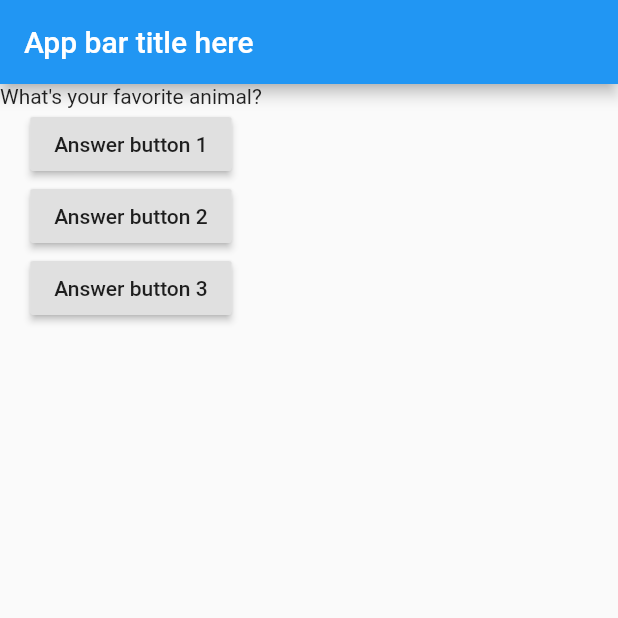
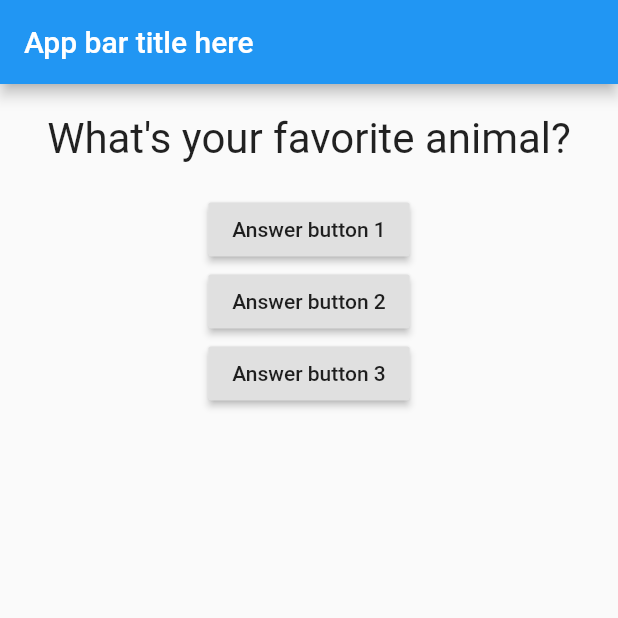
Before and after one commit to hoonblizz/Flutter_Sample1_QuizApp, a Flutter app: the screen it shows after launch, after a tap on "Answer button 1", on a phone screen of 412 x 824 dp, the top half of it. Run offline on Flutter 3.47's test engine with Material 2 defaults, Android fonts, the phone set to English and light mode, and no system bars.

```diff
--- a/lib/main.dart
+++ b/lib/main.dart
@@ -4,6 +4,7 @@
   이것덕분에 밑에 StatelessWidget 을 상속받을수 있습니다.
 */
 import 'package:flutter/material.dart';
+import './question.dart';   // question 파일을 부른다
 
 void main() {
   /*
@@ -22,19 +23,19 @@ class MyApp extends StatefulWidget {
   @override
   State<StatefulWidget> createState() {
     // TODO: implement createState
-    return MyAppState();
+    return _MyAppState();
   }
 }
 
 // State<MyApp> 은 State 가 MyApp 에 속한다 라는걸 나타내 준다.
 // State 가 Generic type 이기 때문.
-class MyAppState extends State<MyApp> {
+class _MyAppState extends State<MyApp> {
 
-  var questionIndex = 0;
+  var _questionIndex = 0;
 
-  void answerQuestion() {
+  void _answerQuestion() {
     setState(() {
-      questionIndex++;
+      _questionIndex++;
     });
     print('Answered 1: ');
   }
@@ -75,15 +76,16 @@ class MyAppState extends State<MyApp> {
         ),
         body: Column(
           children: [
-            // index 에 접근하는 방법중 하나: elementAt
-            // 혹은 그냥 [] 이걸로 접근.
-            Text(questions[questionIndex]),
+            // question 파일에서 생성한 Question class
+            Question(
+              questions[_questionIndex]
+            ),
             RaisedButton(
               child: Text('Answer button 1'),
               // answerQuestion 와 answerQuestion() 의 차이:
               // answerQuestion 는 포인터를 정해주는것
               //answerQuestion() 는 실행시켜주는것.
-              onPressed: answerQuestion,
+              onPressed: _answerQuestion,
             ),
             RaisedButton(
               child: Text('Answer button 2'),
--- /dev/null
+++ b/lib/question.dart
@@ -0,0 +1,25 @@
+import 'package:flutter/material.dart';
+
+class Question extends StatelessWidget {
+  // final 은 이 variable 이 바뀌지 않는다는걸 의미합니다. reassign 이 안됩니다.
+  final String questionText;
+
+  // Constructor 입니다.
+  Question(this.questionText);
+
+  @override
+  Widget build(BuildContext context) {
+
+    // CSS 하듯이 구조를 잡아준다.
+    // padding 과 margin 도 CSS 와 컨셉이 똑같다.
+    return Container(
+      width: double.infinity,
+      margin: EdgeInsets.all(20),
+      child: Text(
+        questionText,
+        style: TextStyle(fontSize: 28),
+        textAlign: TextAlign.center,
+      ),
+    );
+  }
+}
```
Also changed, not shown: 1 other file.
